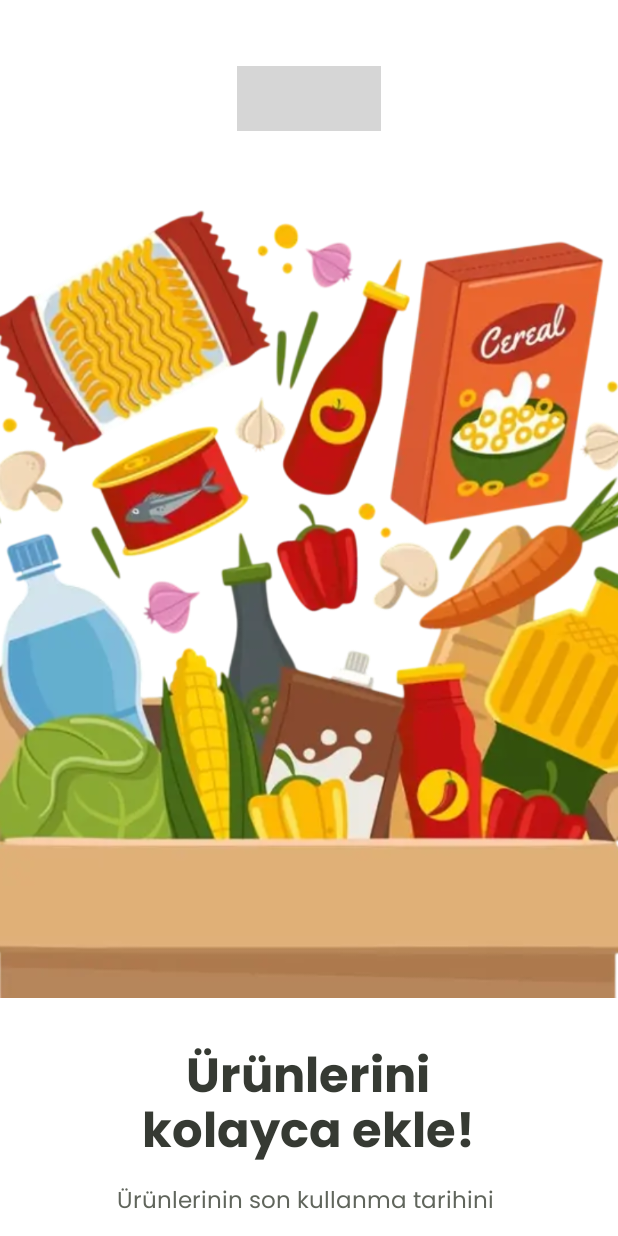
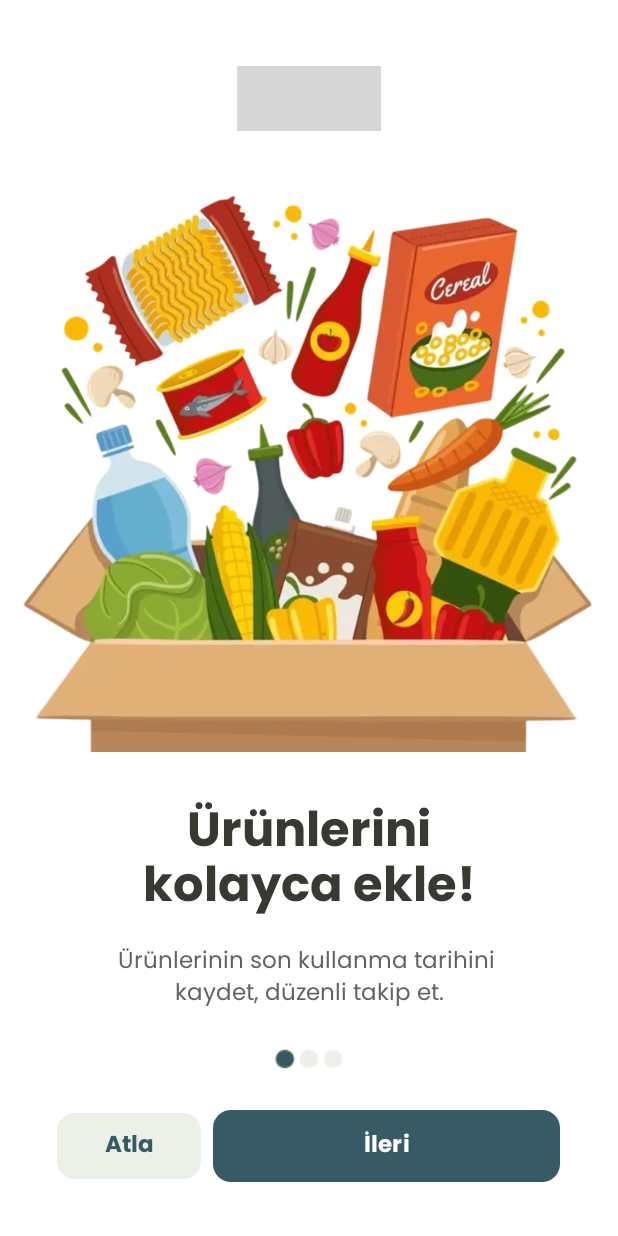
Before and after one commit to ilaydaKaracuka/Re-Fresh, an Android app: the screen it shows after launch (OnboardingActivity), on a phone screen of 412 x 824 dp. Run offline under Robolectric (Android 15) with nearby library versions, the phone set to English and light mode, and no system bars; grey boxes are pictures that could not be loaded.

Commit message:
onboarding bir kısmı tamamlandı.

```diff
--- a/app/src/main/java/com/example/re_fresh/OnboardingActivity.java
+++ b/app/src/main/java/com/example/re_fresh/OnboardingActivity.java
@@ -7,6 +7,8 @@ import android.widget.Button;
 import android.widget.ImageView;
 import android.widget.TextView;
 import androidx.appcompat.app.AppCompatActivity;
+import androidx.constraintlayout.widget.ConstraintLayout;
+import androidx.constraintlayout.widget.ConstraintLayout.LayoutParams;
 
 public class OnboardingActivity extends AppCompatActivity {
 
@@ -28,62 +30,76 @@ public class OnboardingActivity extends AppCompatActivity {
         skipButton = findViewById(R.id.skipButton);
         nextButton = findViewById(R.id.nextButton);
 
-        skipButton.setOnClickListener(v -> {
-            Intent intent = new Intent(OnboardingActivity.this, WelcomeActivity.class);
-            startActivity(intent);
-            finish();
-        });
-
+        skipButton.setOnClickListener(v -> goToWelcome());
         nextButton.setOnClickListener(v -> {
             currentPage++;
             updateContent();
         });
 
-        // İlk sayfa içeriğini yükle
         updateContent();
     }
 
     private void updateContent() {
-        ViewGroup.LayoutParams layoutParams = onboardingImage.getLayoutParams();
+        // Varsayılan marginler
+        setMargins(onboardingImage, 24, 0);
+        setMargins(titleText, 16, 0);
 
         switch (currentPage) {
             case 0:
                 onboardingImage.setImageResource(R.drawable.onboarding_1);
-                layoutParams.width = 850;
-                layoutParams.height = 850;
-                onboardingImage.setLayoutParams(layoutParams);
-
                 pagination.setImageResource(R.drawable.pagination_1);
                 titleText.setText("Ürünlerini\nkolayca ekle!");
                 descText.setText("Ürünlerinin son kullanma tarihini \nkaydet, düzenli takip et.");
                 nextButton.setText("İleri");
                 break;
+
             case 1:
                 onboardingImage.setImageResource(R.drawable.onboarding_2);
-                layoutParams.width = 950;
-                layoutParams.height = 950;
-                onboardingImage.setLayoutParams(layoutParams);
-
                 pagination.setImageResource(R.drawable.pagination_2);
                 titleText.setText("Zamanında\nbildirim al!");
                 descText.setText("Tarihi yaklaşan ürünler için \nhatırlatma al, israfı önle.");
                 nextButton.setText("İleri");
                 break;
+
             case 2:
                 onboardingImage.setImageResource(R.drawable.onboarding_3);
-                layoutParams.width = 1050;
-                layoutParams.height = 1050;
-                onboardingImage.setLayoutParams(layoutParams);
-
                 pagination.setImageResource(R.drawable.pagination_3);
                 titleText.setText("Daha Bilinçli Tüketim!");
                 descText.setText("Tasarruf et, doğaya katkı sağla.");
                 nextButton.setText("Başla");
+
+                // onboarding_3 için biraz yukarı taşı
+                setMargins(onboardingImage, 8, 0);
+                setMargins(titleText, 8, 0);
                 break;
-            case 3:
-                startActivity(new Intent(OnboardingActivity.this, WelcomeActivity.class));
-                finish();
+
+            default:
+                goToWelcome();
                 break;
         }
     }
+
+    private void setMargins(TextView view, int top, int bottom) {
+        ConstraintLayout.LayoutParams params = (ConstraintLayout.LayoutParams) view.getLayoutParams();
+        params.topMargin = dpToPx(top);
+        params.bottomMargin = dpToPx(bottom);
+        view.setLayoutParams(params);
+    }
+
+    private void setMargins(ImageView view, int top, int bottom) {
+        ConstraintLayout.LayoutParams params = (ConstraintLayout.LayoutParams) view.getLayoutParams();
+        params.topMargin = dpToPx(top);
+        params.bottomMargin = dpToPx(bottom);
+        view.setLayoutParams(params);
+    }
+
+    private int dpToPx(int dp) {
+        float density = getResources().getDisplayMetrics().density;
+        return Math.round(dp * density);
+    }
+
+    private void goToWelcome() {
+        startActivity(new Intent(OnboardingActivity.this, WelcomeActivity.class));
+        finish();
+    }
 }
--- a/app/src/main/res/layout/activity_onboarding.xml
+++ b/app/src/main/res/layout/activity_onboarding.xml
@@ -1,32 +1,41 @@
 <?xml version="1.0" encoding="utf-8"?>
-<LinearLayout xmlns:android="http://schemas.android.com/apk/res/android"
+<androidx.constraintlayout.widget.ConstraintLayout xmlns:android="http://schemas.android.com/apk/res/android"
     xmlns:app="http://schemas.android.com/apk/res-auto"
     android:layout_width="match_parent"
     android:layout_height="match_parent"
-    android:orientation="vertical"
-    android:background="@android:color/white"
-    android:gravity="center_horizontal">
+    android:background="@android:color/white">
 
+    <!-- Logo -->
     <ImageView
         android:id="@+id/logoImage"
         android:layout_width="wrap_content"
         android:layout_height="43dp"
         android:layout_marginTop="44dp"
         android:contentDescription="Logo"
-        android:src="@drawable/refresh" />
+        android:src="@drawable/refresh"
+        app:layout_constraintTop_toTopOf="parent"
+        app:layout_constraintStart_toStartOf="parent"
+        app:layout_constraintEnd_toEndOf="parent" />
 
+    <!-- Onboarding görseli -->
     <ImageView
         android:id="@+id/onboardingImage"
-        android:layout_width="300dp"
-        android:layout_height="300dp"
-        android:layout_marginTop="26dp"
-        android:layout_marginBottom="12dp"
+        android:layout_width="0dp"
+        android:layout_height="0dp"
+        android:layout_marginTop="32dp"
+        android:scaleType="fitCenter"
+        android:contentDescription="Onboarding Image"
         android:src="@drawable/onboarding_1"
-        android:contentDescription="Onboarding Image" />
+        app:layout_constraintTop_toBottomOf="@id/logoImage"
+        app:layout_constraintStart_toStartOf="parent"
+        app:layout_constraintEnd_toEndOf="parent"
+        app:layout_constraintDimensionRatio="1:1"
+        app:layout_constraintBottom_toTopOf="@id/titleText" />
 
+    <!-- Başlık -->
     <TextView
         android:id="@+id/titleText"
-        android:layout_width="wrap_content"
+        android:layout_width="0dp"
         android:layout_height="wrap_content"
         android:text="Son kullanma tarihlerini kaçırma!"
         android:textSize="32sp"
@@ -34,39 +43,55 @@
         android:textColor="@color/heading"
         android:fontFamily="@font/poppins_bold"
         android:gravity="center"
+        android:layout_marginTop="8dp"
         android:layout_marginHorizontal="24dp"
-        android:layout_marginBottom="4dp" />
+        app:layout_constraintTop_toBottomOf="@id/onboardingImage"
+        app:layout_constraintStart_toStartOf="parent"
+        app:layout_constraintEnd_toEndOf="parent" />
 
+    <!-- Açıklama -->
     <TextView
         android:id="@+id/descriptionText"
-        android:layout_width="wrap_content"
+        android:layout_width="0dp"
         android:layout_height="wrap_content"
         android:text="Ürünlerini ekleyerek son kullanma\ntarihlerini takip et."
         android:textSize="15sp"
         android:textColor="@color/paragraph"
         android:fontFamily="@font/poppins_regular"
         android:gravity="center"
+        android:layout_marginTop="8dp"
         android:layout_marginHorizontal="32dp"
-        android:layout_marginBottom="16dp" />
+        app:layout_constraintTop_toBottomOf="@id/titleText"
+        app:layout_constraintStart_toStartOf="parent"
+        app:layout_constraintEnd_toEndOf="parent" />
 
+    <!-- Pagination -->
     <ImageView
         android:id="@+id/paginationImage"
         android:layout_width="wrap_content"
         android:layout_height="wrap_content"
+        android:layout_marginTop="16dp"
+        android:layout_marginBottom="16dp"
         android:src="@drawable/pagination_1"
-        android:layout_marginTop="12dp"
         android:contentDescription="Pagination"
-        android:layout_marginBottom="12dp" />
+        app:layout_constraintTop_toBottomOf="@id/descriptionText"
+        app:layout_constraintBottom_toTopOf="@id/buttonContainer"
+        app:layout_constraintStart_toStartOf="parent"
+        app:layout_constraintEnd_toEndOf="parent" />
 
+    <!-- Butonlar -->
     <LinearLayout
         android:id="@+id/buttonContainer"
-        android:layout_width="match_parent"
+        android:layout_width="0dp"
         android:layout_height="wrap_content"
         android:orientation="horizontal"
         android:gravity="center"
         android:layout_marginBottom="32dp"
         android:paddingHorizontal="24dp"
-        android:weightSum="2">
+        android:weightSum="2"
+        app:layout_constraintBottom_toBottomOf="parent"
+        app:layout_constraintStart_toStartOf="parent"
+        app:layout_constraintEnd_toEndOf="parent">
 
         <com.google.android.material.button.MaterialButton
             android:id="@+id/skipButton"
@@ -95,4 +120,4 @@
             android:elevation="0dp" />
     </LinearLayout>
 
-</LinearLayout>
+</androidx.constraintlayout.widget.ConstraintLayout>
```
